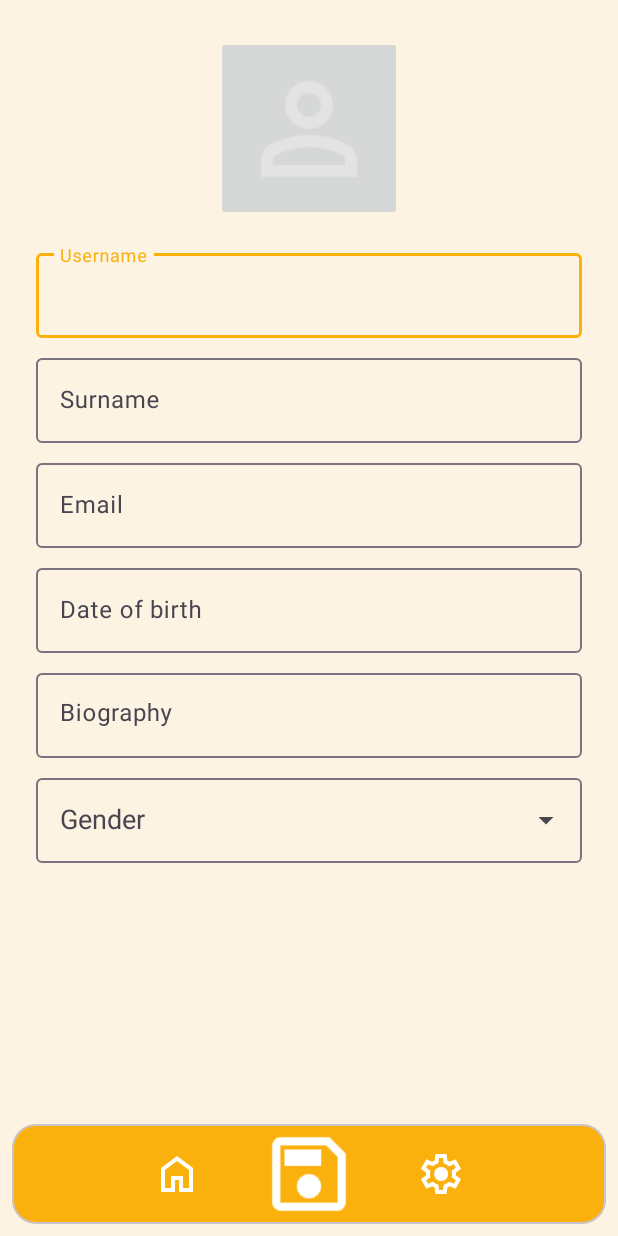
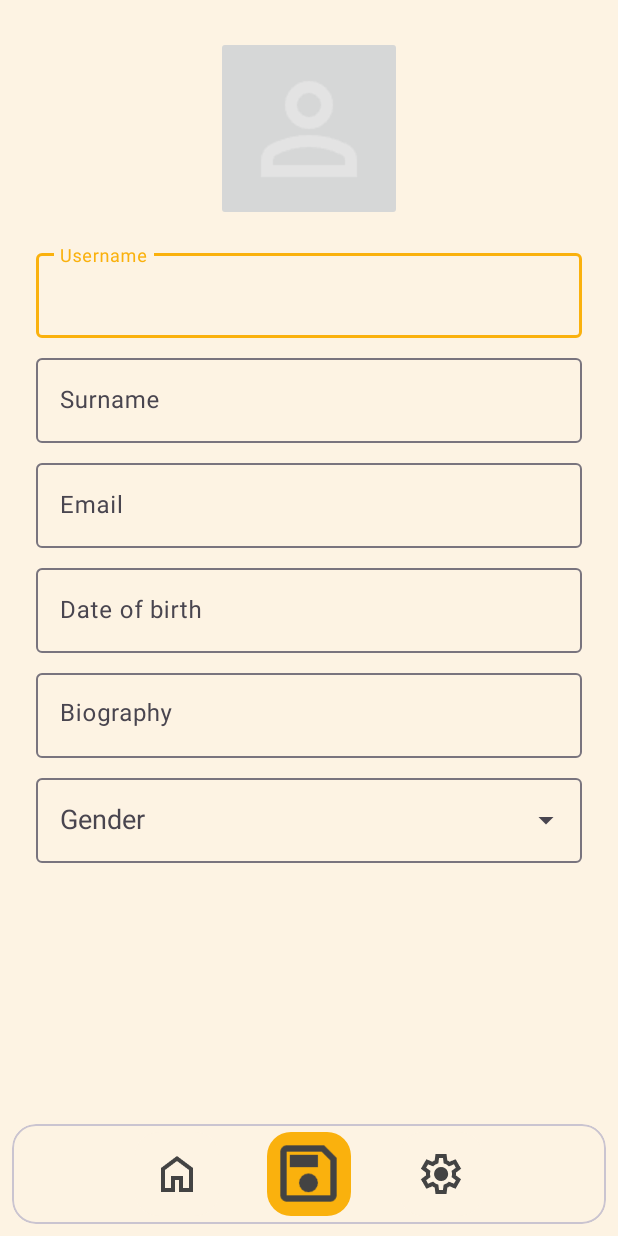
Before and after one commit to andymeneguzzo/RecipeManager, an Android app: the UserActivity screen opened directly, with no data from a screen before it, on a phone screen of 412 x 824 dp. Run offline under Robolectric (Android 15) with nearby library versions, the phone set to English and light mode, and no system bars; Roboto replaces fonts that are not available here.

Commit message:
user ui change

```diff
--- a/app/src/main/res/layout/activity_user.xml
+++ b/app/src/main/res/layout/activity_user.xml
@@ -146,7 +146,7 @@
         android:layout_height="wrap_content"
         app:cardCornerRadius="16dp"
         app:cardElevation="0dp"
-        android:backgroundTint="@color/top_bottom_bar_background"
+        app:cardBackgroundColor="?attr/colorSurface"
         app:layout_constraintBottom_toBottomOf="parent"
         app:layout_constraintStart_toStartOf="parent"
         app:layout_constraintEnd_toEndOf="parent"
@@ -163,8 +163,8 @@
                 android:layout_height="wrap_content"
                 android:contentDescription="@string/home"
                 android:src="@drawable/ic_home"
-                android:backgroundTint="@color/buttons"
-                app:tint="@color/white"
+                android:backgroundTint="?attr/colorSurface"
+                app:tint="?attr/colorOnPrimary"
                 app:elevation="0dp"
                 app:maxImageSize="32dp" />
             <com.google.android.material.floatingactionbutton.FloatingActionButton
@@ -176,17 +176,17 @@
                 android:layout_marginLeft="32dp"
                 android:layout_marginRight="32dp"
                 android:backgroundTint="@color/buttons"
-                app:tint="@color/white"
+                app:tint="?attr/colorOnPrimary"
                 app:elevation="0dp"
-                app:maxImageSize="65dp" />
+                app:maxImageSize="50dp" />
             <com.google.android.material.floatingactionbutton.FloatingActionButton
                 android:id="@+id/settingsButton"
                 android:layout_width="wrap_content"
                 android:layout_height="wrap_content"
                 android:contentDescription="@string/settings"
                 android:src="@drawable/ic_settings"
-                android:backgroundTint="@color/buttons"
-                app:tint="@color/white"
+                android:backgroundTint="?attr/colorSurface"
+                app:tint="?attr/colorOnPrimary"
                 app:elevation="0dp"
                 app:maxImageSize="32dp" />
         </LinearLayout>
```
